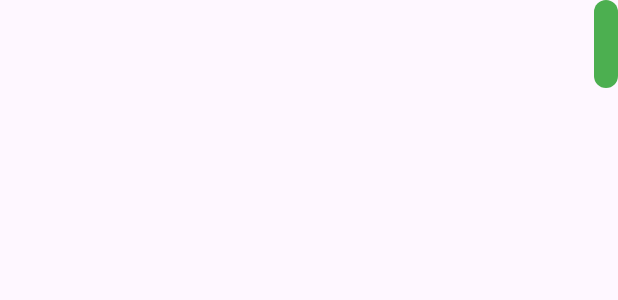
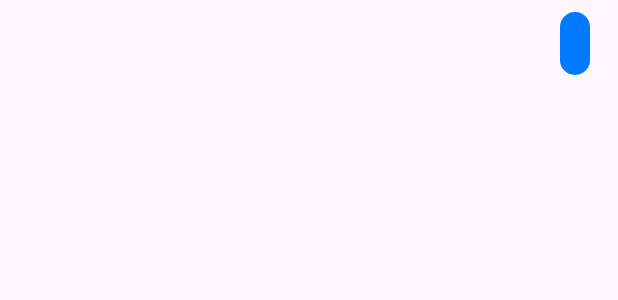
Before and after one commit to hayk548/LocalJobs, an Android app: the layout item_chat_sender.xml on its own in the app's theme, with its tools: preview values and no code run, on a phone screen of 412 x 824 dp. Shown: the top 300 px of the screen. Run offline under Robolectric (Android 15) with nearby library versions, the phone set to English and light mode, and no system bars.

Commit message:
Chats changed

```diff
--- a/app/src/main/res/drawable/bg_sender.xml
+++ b/app/src/main/res/drawable/bg_sender.xml
@@ -1,6 +1,5 @@
-<?xml version="1.0" encoding="utf-8"?>
-<shape xmlns:android="http://schemas.android.com/apk/res/android"
-    android:shape="rectangle">
-    <corners android:radius="16dp" />
-    <solid android:color="#4CAF50" />
+<shape xmlns:android="http://schemas.android.com/apk/res/android">
+    <solid android:color="#007AFF"/>
+    <corners android:radius="16dp"/>
+    <padding android:left="10dp" android:right="10dp" android:top="5dp" android:bottom="5dp"/>
 </shape>
--- a/app/src/main/res/layout/item_chat_sender.xml
+++ b/app/src/main/res/layout/item_chat_sender.xml
@@ -1,27 +1,24 @@
-<?xml version="1.0" encoding="utf-8"?>
 <LinearLayout xmlns:android="http://schemas.android.com/apk/res/android"
-    android:layout_width="wrap_content"
+    android:layout_width="match_parent"
     android:layout_height="wrap_content"
-    android:padding="8dp"
-    android:layout_gravity="end"
-    android:background="@drawable/bg_sender"
-    android:orientation="vertical"
-    android:paddingHorizontal="12dp"
-    android:paddingVertical="8dp">
+    android:orientation="horizontal"
+    android:gravity="end"
+    android:padding="8dp">
 
     <TextView
         android:id="@+id/text_message"
         android:layout_width="wrap_content"
         android:layout_height="wrap_content"
-        android:textColor="@android:color/white"
+        android:padding="10dp"
+        android:background="@drawable/bg_sender"
+        android:textColor="#FFFFFF"
         android:textSize="16sp" />
 
     <TextView
         android:id="@+id/text_timestamp"
         android:layout_width="wrap_content"
         android:layout_height="wrap_content"
-        android:textColor="@android:color/darker_gray"
         android:textSize="12sp"
-        android:layout_gravity="end"
-        android:paddingTop="4dp" />
+        android:padding="5dp"
+        android:textColor="#CCCCCC" />
 </LinearLayout>
```
Also changed, not shown: app/src/main/res/drawable/bg_reciver.xml (+4 -5 lines), app/src/main/res/layout/item_chat_reciver.xml (+9 -12 lines).
